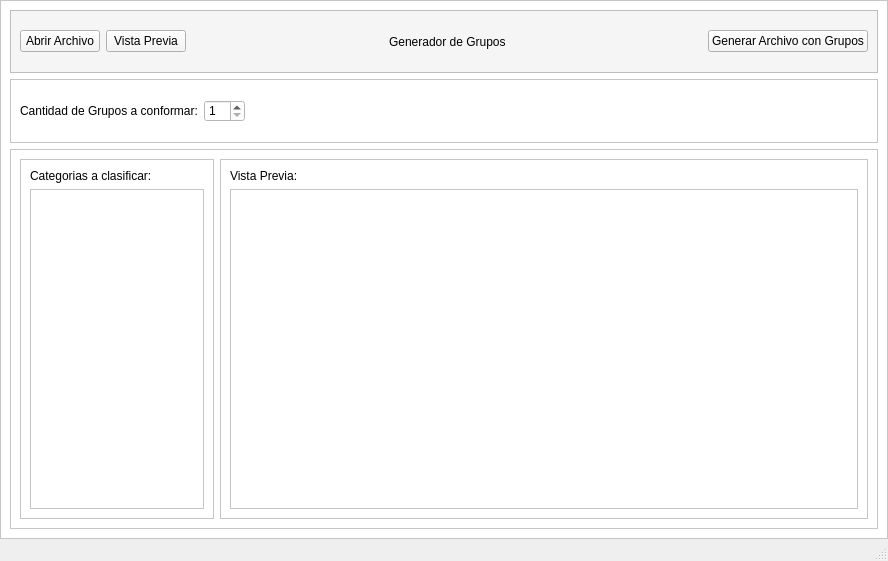
This is visual/window.ui in LauTB/Classroom-generator as Qt 5 draws it before an edit. The edited form follows.
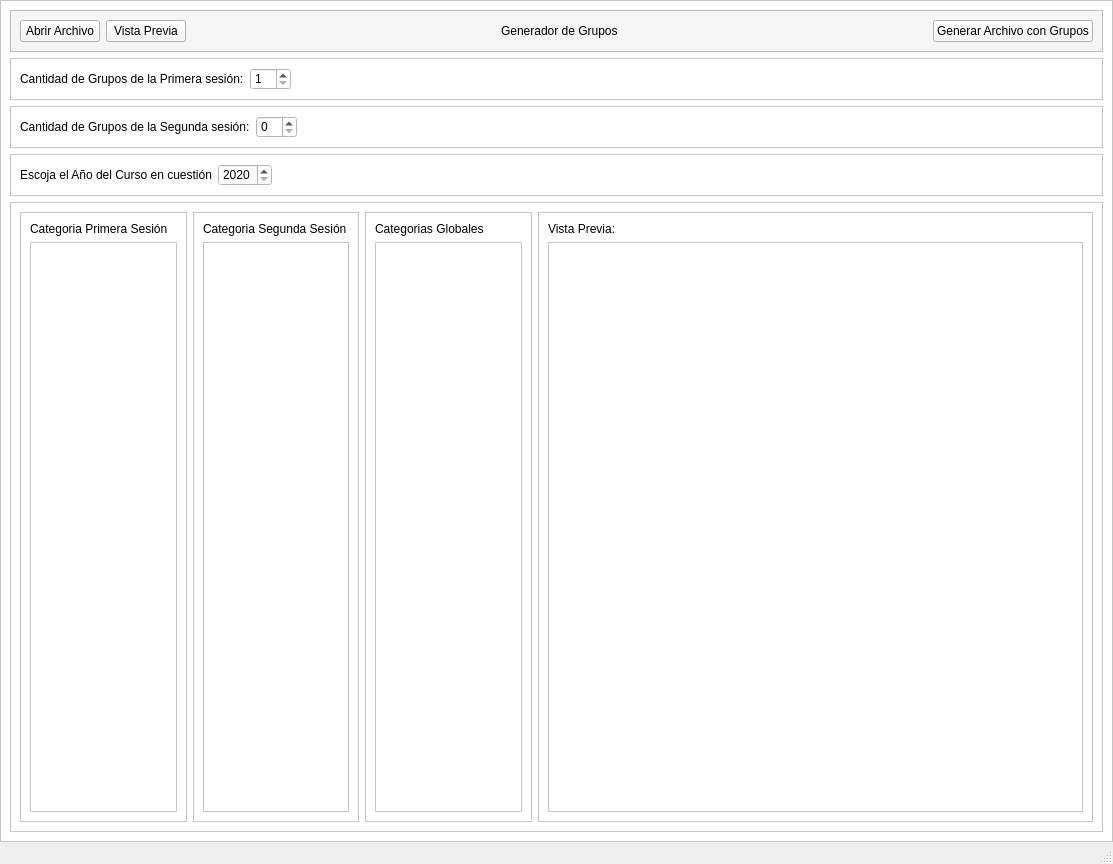
This is the edited form.

Commit message: asignation fixed, question dialog added

The edit to the form file:
```diff
--- a/visual/window.ui
+++ b/visual/window.ui
@@ -6,8 +6,8 @@
    <rect>
     <x>0</x>
     <y>0</y>
-    <width>888</width>
-    <height>561</height>
+    <width>1113</width>
+    <height>864</height>
    </rect>
   </property>
   <property name="windowTitle">
@@ -41,7 +41,7 @@
       <property name="frameShadow">
        <enum>QFrame::Raised</enum>
       </property>
-      <layout class="QVBoxLayout" name="verticalLayout_2" stretch="1,1,6">
+      <layout class="QVBoxLayout" name="verticalLayout_2" stretch="0,0,0,0,6">
        <item>
         <widget class="QFrame" name="frame_2">
          <property name="styleSheet">
@@ -126,7 +126,7 @@
           <item>
            <widget class="QLabel" name="label_2">
             <property name="text">
-             <string>Cantidad de Grupos a conformar:</string>
+             <string>Cantidad de Grupos de la Primera sesión:</string>
             </property>
            </widget>
           </item>
@@ -156,6 +156,83 @@
          </layout>
         </widget>
        </item>
+       <item>
+        <widget class="QFrame" name="frame_7">
+         <property name="frameShape">
+          <enum>QFrame::StyledPanel</enum>
+         </property>
+         <property name="frameShadow">
+          <enum>QFrame::Raised</enum>
+         </property>
+         <layout class="QHBoxLayout" name="horizontalLayout_3">
+          <item>
+           <widget class="QLabel" name="label_5">
+            <property name="text">
+             <string>Cantidad de Grupos de la Segunda sesión:</string>
+            </property>
+           </widget>
+          </item>
+          <item>
+           <widget class="QSpinBox" name="group_counter2"/>
+          </item>
+          <item>
+           <spacer name="horizontalSpacer_4">
+            <property name="orientation">
+             <enum>Qt::Horizontal</enum>
+            </property>
+            <property name="sizeHint" stdset="0">
+             <size>
+              <width>40</width>
+              <height>20</height>
+             </size>
+            </property>
+           </spacer>
+          </item>
+         </layout>
+        </widget>
+       </item>
+       <item>
+        <widget class="QFrame" name="frame_10">
+         <property name="frameShape">
+          <enum>QFrame::StyledPanel</enum>
+         </property>
+         <property name="frameShadow">
+          <enum>QFrame::Raised</enum>
+         </property>
+         <layout class="QHBoxLayout" name="horizontalLayout_5">
+          <item>
+           <widget class="QLabel" name="label_8">
+            <property name="text">
+             <string>Escoja el Año del Curso en cuestión</string>
+            </property>
+           </widget>
+          </item>
+          <item>
+           <widget class="QSpinBox" name="year">
+            <property name="minimum">
+             <number>2020</number>
+            </property>
+            <property name="maximum">
+             <number>2060</number>
+            </property>
+           </widget>
+          </item>
+          <item>
+           <spacer name="horizontalSpacer_5">
+            <property name="orientation">
+             <enum>Qt::Horizontal</enum>
+            </property>
+            <property name="sizeHint" stdset="0">
+             <size>
+              <width>40</width>
+              <height>20</height>
+             </size>
+            </property>
+           </spacer>
+          </item>
+         </layout>
+        </widget>
+       </item>
        <item>
         <widget class="QFrame" name="frame_5">
          <property name="frameShape">
@@ -164,7 +241,7 @@
          <property name="frameShadow">
           <enum>QFrame::Raised</enum>
          </property>
-         <layout class="QHBoxLayout" name="horizontalLayout_4" stretch="3,10">
+         <layout class="QHBoxLayout" name="horizontalLayout_4" stretch="3,3,3,10">
           <item>
            <widget class="QFrame" name="frame_4">
             <property name="frameShape">
@@ -177,7 +254,7 @@
              <item>
               <widget class="QLabel" name="label_3">
                <property name="text">
-                <string>Categorias a clasificar:</string>
+                <string>Categoria Primera Sesión</string>
                </property>
               </widget>
              </item>
@@ -191,8 +268,8 @@
                  <rect>
                   <x>0</x>
                   <y>0</y>
-                  <width>166</width>
-                  <height>300</height>
+                  <width>144</width>
+                  <height>530</height>
                  </rect>
                 </property>
                 <layout class="QGridLayout" name="gridLayout"/>
@@ -202,6 +279,78 @@
             </layout>
            </widget>
           </item>
+          <item>
+           <widget class="QFrame" name="frame_8">
+            <property name="frameShape">
+             <enum>QFrame::StyledPanel</enum>
+            </property>
+            <property name="frameShadow">
+             <enum>QFrame::Raised</enum>
+            </property>
+            <layout class="QVBoxLayout" name="verticalLayout_5">
+             <item>
+              <widget class="QLabel" name="label_6">
+               <property name="text">
+                <string>Categoria Segunda Sesión</string>
+               </property>
+              </widget>
+             </item>
+             <item>
+              <widget class="QScrollArea" name="scrollArea_2">
+               <property name="widgetResizable">
+                <bool>true</bool>
+               </property>
+               <widget class="QWidget" name="scrollAreaWidgetContents_2">
+                <property name="geometry">
+                 <rect>
+                  <x>0</x>
+                  <y>0</y>
+                  <width>149</width>
+                  <height>530</height>
+                 </rect>
+                </property>
+               </widget>
+              </widget>
+             </item>
+            </layout>
+           </widget>
+          </item>
+          <item>
+           <widget class="QFrame" name="frame_9">
+            <property name="frameShape">
+             <enum>QFrame::StyledPanel</enum>
+            </property>
+            <property name="frameShadow">
+             <enum>QFrame::Raised</enum>
+            </property>
+            <layout class="QVBoxLayout" name="verticalLayout_6">
+             <item>
+              <widget class="QLabel" name="label_7">
+               <property name="text">
+                <string>Categorias Globales</string>
+               </property>
+              </widget>
+             </item>
+             <item>
+              <widget class="QScrollArea" name="scrollArea_3">
+               <property name="widgetResizable">
+                <bool>true</bool>
+               </property>
+               <widget class="QWidget" name="scrollAreaWidgetContents_3">
+                <property name="geometry">
+                 <rect>
+                  <x>0</x>
+                  <y>0</y>
+                  <width>135</width>
+                  <height>530</height>
+                 </rect>
+                </property>
+               </widget>
+              </widget>
+             </item>
+            </layout>
+           </widget>
+          </item>
           <item>
            <widget class="QFrame" name="frame_6">
             <property name="frameShape">
```
The commit also changes 4 other files.
